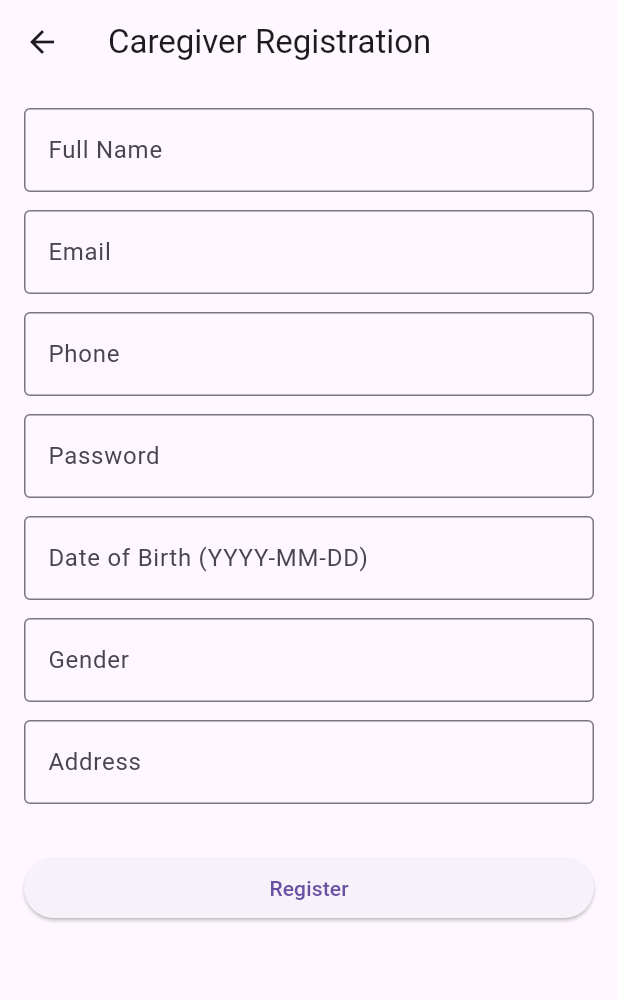
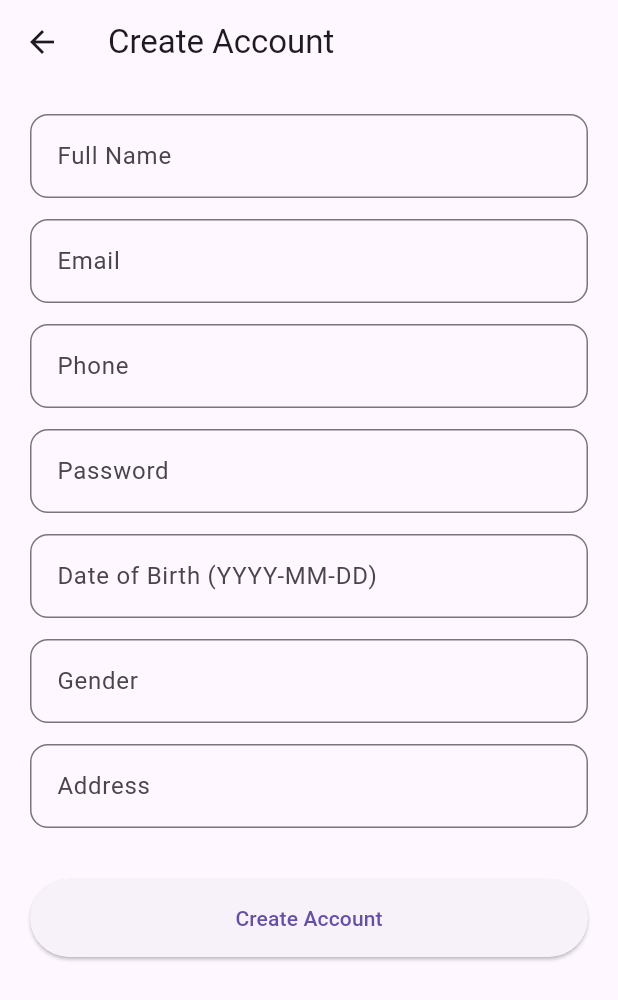
Before and after one commit to CGP-Group-31/Caregiver-mobile-app, a Flutter app: the RegisterScreen screen opened directly, on a phone screen of 412 x 824 dp. Shown: the top 1000 px of the screen. Run offline on Flutter 3.47's test engine with Material 3 defaults, Android fonts, the phone set to English and light mode, and no system bars; our stand-ins replace device_info_plus, dio, flutter_secure_storage; accounts and stored records are empty.

```diff
--- a/lib/features/auth/register_screen.dart
+++ b/lib/features/auth/register_screen.dart
@@ -30,13 +30,13 @@ class _RegisterScreenState extends State<RegisterScreen> {
 
     try {
       final userId = await AuthService.registerCaregiver(
-        fullName: fullNameCtrl.text,
-        email: emailCtrl.text,
-        phone: phoneCtrl.text,
-        password: passwordCtrl.text,
-        dateOfBirth: dobCtrl.text,
-        gender: genderCtrl.text,
-        address: addressCtrl.text,
+        fullName: fullNameCtrl.text.trim(),
+        email: emailCtrl.text.trim(),
+        phone: phoneCtrl.text.trim(),
+        password: passwordCtrl.text.trim(),
+        dateOfBirth: dobCtrl.text.trim(),
+        gender: genderCtrl.text.trim(),
+        address: addressCtrl.text.trim(),
       );
 
       await SessionManager.saveUser(userId);
@@ -58,6 +58,34 @@ class _RegisterScreenState extends State<RegisterScreen> {
     }
   }
 
+  Widget buildField(
+      TextEditingController controller,
+      String label, {
+        bool obscure = false,
+        TextInputType type = TextInputType.text,
+        String? Function(String?)? validator,
+      }) {
+    return Padding(
+      padding: const EdgeInsets.only(bottom: 14),
+      child: TextFormField(
+        controller: controller,
+        obscureText: obscure,
+        keyboardType: type,
+        validator: validator ??
+                (value) =>
+            value == null || value.isEmpty ? "Required field" : null,
+        decoration: InputDecoration(
+          labelText: label,
+          border: OutlineInputBorder(
+            borderRadius: BorderRadius.circular(12),
+          ),
+          contentPadding:
+          const EdgeInsets.symmetric(horizontal: 14, vertical: 16),
+        ),
+      ),
+    );
+  }
+
   @override
   void dispose() {
     fullNameCtrl.dispose();
@@ -70,61 +98,68 @@ class _RegisterScreenState extends State<RegisterScreen> {
     super.dispose();
   }
 
-  Widget _field(
-      TextEditingController controller,
-      String label, {
-        bool obscure = false,
-      }) {
-    return Padding(
-      padding: const EdgeInsets.only(bottom: 12),
-      child: TextFormField(
-        controller: controller,
-        obscureText: obscure,
-        validator: (value) =>
-        value == null || value.isEmpty ? "Required" : null,
-        decoration: InputDecoration(
-          labelText: label,
-          border: const OutlineInputBorder(),
-        ),
-      ),
-    );
-  }
-
   @override
   Widget build(BuildContext context) {
     return Scaffold(
-      appBar: AppBar(title: const Text("Caregiver Registration")),
-      body: SingleChildScrollView(
-        padding: const EdgeInsets.all(16),
+      appBar: AppBar(title: const Text("Create Account")),
+      body: SafeArea(
+        child: SingleChildScrollView(
+          padding: const EdgeInsets.all(20),
           child: Form(
             key: _formKey,
             child: Column(
               children: [
-              _field(fullNameCtrl, "Full Name"),
-              _field(emailCtrl, "Email"),
-              _field(phoneCtrl, "Phone"),
-              _field(passwordCtrl, "Password", obscure: true),
-              _field(dobCtrl, "Date of Birth (YYYY-MM-DD)"),
-              _field(genderCtrl, "Gender"),
-              _field(addressCtrl, "Address"),
+                buildField(fullNameCtrl, "Full Name"),
+                buildField(
+                  emailCtrl,
+                  "Email",
+                  type: TextInputType.emailAddress,
+                  validator: (v) {
+                    if (v == null || v.isEmpty) return "Email required";
+                    if (!v.contains("@")) return "Invalid email";
+                    return null;
+                  },
+                ),
+                buildField(phoneCtrl, "Phone"),
+                buildField(
+                  passwordCtrl,
+                  "Password",
+                  obscure: true,
+                  validator: (v) {
+                    if (v == null || v.isEmpty) return "Password required";
+                    if (v.length < 6) return "Minimum 6 characters";
+                    return null;
+                  },
+                ),
+                buildField(dobCtrl, "Date of Birth (YYYY-MM-DD)"),
+                buildField(genderCtrl, "Gender"),
+                buildField(addressCtrl, "Address"),
+
                 const SizedBox(height: 20),
+
                 SizedBox(
                   width: double.infinity,
                   child: ElevatedButton(
                     onPressed: loading ? null : register,
+                    style: ElevatedButton.styleFrom(
+                      padding: const EdgeInsets.symmetric(vertical: 16),
+                    ),
                     child: loading
                         ? const SizedBox(
-                    height: 20,
-                    width: 20,
-                    child: CircularProgressIndicator(strokeWidth: 2),
+                      height: 22,
+                      width: 22,
+                      child: CircularProgressIndicator(
+                        strokeWidth: 2,
+                      ),
                     )
-                      : const Text("Register"),
+                        : const Text("Create Account"),
                   ),
                 ),
               ],
             ),
           ),
         ),
+      ),
     );
   }
 }
```
Also changed, not shown: lib/features/auth/auth_service.dart (+20 -8 lines). Lines whose indentation alone changed are shown as unchanged.
